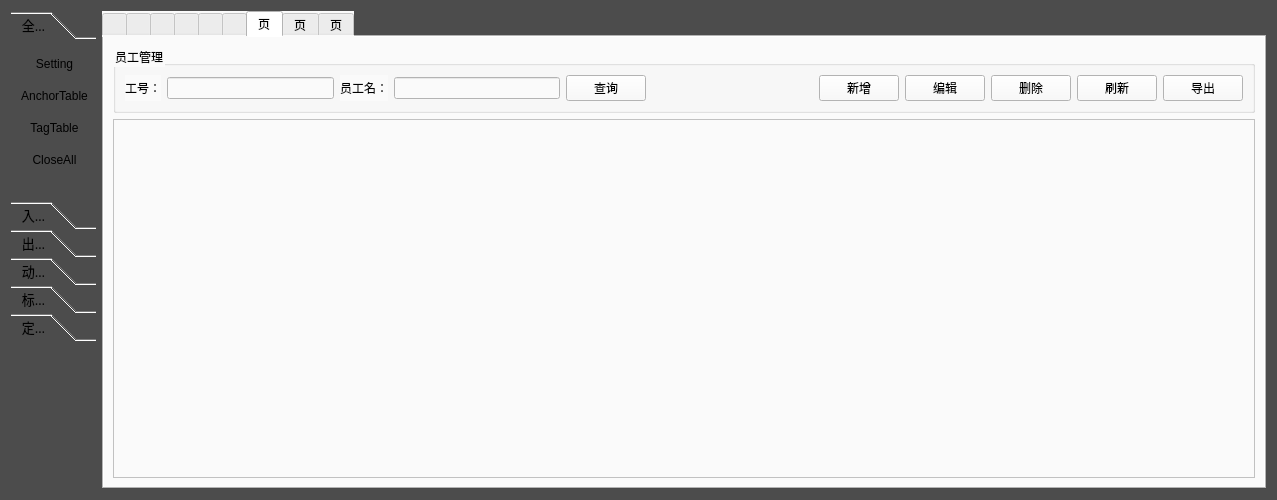
Old version of the form Deca/views/GraphicsWidget.ui in the repository summerfll/wms.
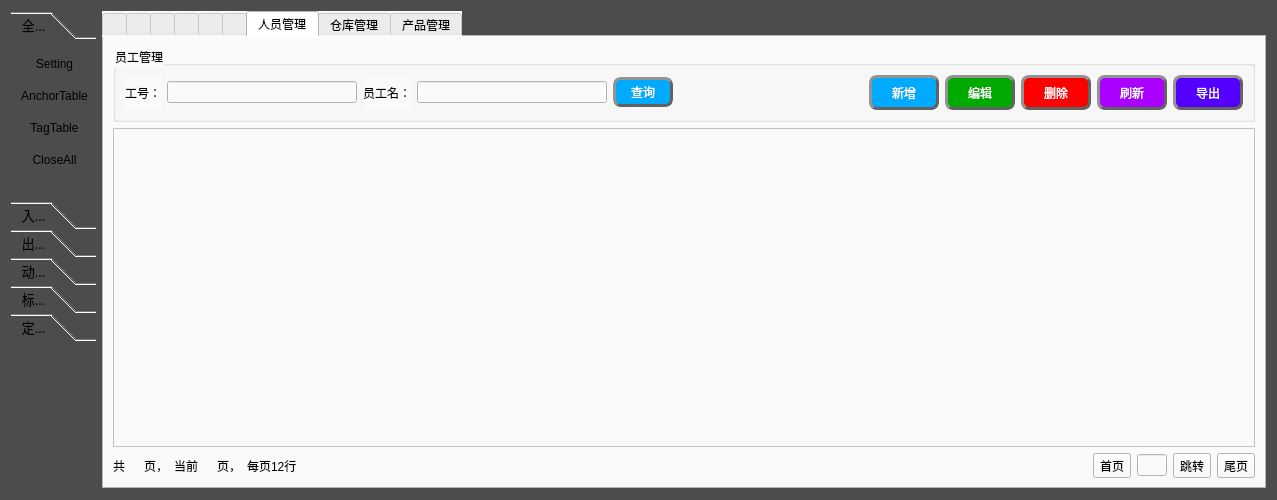
New version of the form. Icons and pictures are not drawn. Custom widgets are drawn as their Qt base class.

Commit message: v2.01 新增页码，美化页面，完善人员，仓库，产品三表

Patch:
```diff
--- a/Deca/views/GraphicsWidget.ui
+++ b/Deca/views/GraphicsWidget.ui
@@ -2627,16 +2627,16 @@
      </widget>
      <widget class="QWidget" name="tab_6">
       <attribute name="title">
-       <string>页</string>
+       <string>人员管理</string>
       </attribute>
       <layout class="QGridLayout" name="gridLayout_8">
-       <item row="0" column="0">
+       <item row="0" column="0" rowspan="2">
         <widget class="QGroupBox" name="groupBox_9">
          <property name="title">
           <string>员工管理</string>
          </property>
-         <layout class="QVBoxLayout" name="verticalLayout_12">
-          <item>
+         <layout class="QGridLayout" name="gridLayout_17">
+          <item row="0" column="0">
            <layout class="QHBoxLayout" name="horizontalLayout_4">
             <item>
              <widget class="QLabel" name="label_2">
@@ -2660,6 +2660,30 @@
             </item>
             <item>
              <widget class="QPushButton" name="pushButton_55">
+              <property name="minimumSize">
+               <size>
+                <width>60</width>
+                <height>30</height>
+               </size>
+              </property>
+              <property name="styleSheet">
+               <string notr="true">QPushButton{
+font: 75 10pt &quot;微软雅黑&quot;;
+color:rgb(255, 255, 255);
+background-color: rgb(0, 170, 255);
+border-radius: 8px;
+border: 3px groove rgb(98, 98, 98);
+border-style: outset;
+}
+QPushButton:pressed{
+border-style: inset;
+}
+QPushButton:hover{
+background-color:rgb(255, 170, 0);
+}
+
+</string>
+              </property>
               <property name="text">
                <string>查询</string>
               </property>
@@ -2680,6 +2704,30 @@
             </item>
             <item>
              <widget class="QPushButton" name="pushButton_54">
+              <property name="minimumSize">
+               <size>
+                <width>70</width>
+                <height>35</height>
+               </size>
+              </property>
+              <property name="styleSheet">
+               <string notr="true">QPushButton{
+font: 75 12pt &quot;微软雅黑&quot;;
+color:rgb(255, 255, 255);
+background-color: rgb(0, 170, 255);
+border-radius: 8px;
+border: 3px groove rgb(98, 98, 98);
+border-style: outset;
+}
+QPushButton:pressed{
+border-style: inset;
+}
+QPushButton:hover{
+background-color:rgb(255, 170, 0);
+}
+
+</string>
+              </property>
               <property name="text">
                <string>新增</string>
               </property>
@@ -2687,6 +2735,30 @@
             </item>
             <item>
              <widget class="QPushButton" name="pushButton_53">
+              <property name="minimumSize">
+               <size>
+                <width>70</width>
+                <height>35</height>
+               </size>
+              </property>
+              <property name="styleSheet">
+               <string notr="true">QPushButton{
+font: 75 12pt &quot;微软雅黑&quot;;
+color:rgb(255, 255, 255);
+background-color: rgb(0, 170, 0);
+border-radius: 8px;
+border: 3px groove rgb(98, 98, 98);
+border-style: outset;
+}
+QPushButton:pressed{
+border-style: inset;
+}
+QPushButton:hover{
+background-color:rgb(255, 170, 0);
+}
+
+</string>
+              </property>
               <property name="text">
                <string>编辑</string>
               </property>
@@ -2694,6 +2766,30 @@
             </item>
             <item>
              <widget class="QPushButton" name="pushButton_52">
+              <property name="minimumSize">
+               <size>
+                <width>70</width>
+                <height>35</height>
+               </size>
+              </property>
+              <property name="styleSheet">
+               <string notr="true">QPushButton{
+font: 75 12pt &quot;微软雅黑&quot;;
+color:rgb(255, 255, 255);
+background-color:rgb(255, 0, 0);
+border-radius: 8px;
+border: 3px groove rgb(98, 98, 98);
+border-style: outset;
+}
+QPushButton:pressed{
+border-style: inset;
+}
+QPushButton:hover{
+background-color:rgb(255, 170, 0);
+}
+
+</string>
+              </property>
               <property name="text">
                <string>删除</string>
               </property>
@@ -2701,6 +2797,30 @@
             </item>
             <item>
              <widget class="QPushButton" name="pushButton_50">
+              <property name="minimumSize">
+               <size>
+                <width>70</width>
+                <height>35</height>
+               </size>
+              </property>
+              <property name="styleSheet">
+               <string notr="true">QPushButton{
+font: 75 12pt &quot;微软雅黑&quot;;
+color:rgb(255, 255, 255);
+background-color:rgb(170, 0, 255);
+border-radius: 8px;
+border: 3px groove rgb(98, 98, 98);
+border-style: outset;
+}
+QPushButton:pressed{
+border-style: inset;
+}
+QPushButton:hover{
+background-color:rgb(255, 170, 0);
+}
+
+</string>
+              </property>
               <property name="text">
                <string>刷新</string>
               </property>
@@ -2708,6 +2828,30 @@
             </item>
             <item>
              <widget class="QPushButton" name="pushButton_51">
+              <property name="minimumSize">
+               <size>
+                <width>70</width>
+                <height>35</height>
+               </size>
+              </property>
+              <property name="styleSheet">
+               <string notr="true">QPushButton{
+font: 75 12pt &quot;微软雅黑&quot;;
+color:rgb(255, 255, 255);
+background-color:rgb(85, 0, 255);
+border-radius: 8px;
+border: 3px groove rgb(98, 98, 98);
+border-style: outset;
+}
+QPushButton:pressed{
+border-style: inset;
+}
+QPushButton:hover{
+background-color:rgb(255, 170, 0);
+}
+
+</string>
+              </property>
               <property name="text">
                <string>导出</string>
               </property>
@@ -2718,14 +2862,125 @@
          </layout>
         </widget>
        </item>
-       <item row="1" column="0">
-        <widget class="QTableView" name="tableView_8"/>
+       <item row="2" column="0">
+        <widget class="QTableView" name="tableView_8">
+         <property name="layoutDirection">
+          <enum>Qt::LeftToRight</enum>
+         </property>
+         <property name="styleSheet">
+          <string notr="true">selection-background-color: rgb(170, 0, 127);
+font: 75 12pt &quot;微软雅黑&quot;;</string>
+         </property>
+         <property name="textElideMode">
+          <enum>Qt::ElideMiddle</enum>
+         </property>
+         <property name="gridStyle">
+          <enum>Qt::SolidLine</enum>
+         </property>
+        </widget>
+       </item>
+       <item row="3" column="0">
+        <layout class="QHBoxLayout" name="horizontalLayout_26">
+         <item>
+          <widget class="QLabel" name="label_21">
+           <property name="text">
+            <string>共</string>
+           </property>
+          </widget>
+         </item>
+         <item>
+          <widget class="QLabel" name="label_22">
+           <property name="text">
+            <string/>
+           </property>
+          </widget>
+         </item>
+         <item>
+          <widget class="QLabel" name="label_18">
+           <property name="text">
+            <string>页，</string>
+           </property>
+          </widget>
+         </item>
+         <item>
+          <widget class="QLabel" name="label_20">
+           <property name="text">
+            <string>当前</string>
+           </property>
+          </widget>
+         </item>
+         <item>
+          <widget class="QLabel" name="label_23">
+           <property name="text">
+            <string/>
+           </property>
+          </widget>
+         </item>
+         <item>
+          <widget class="QLabel" name="label_24">
+           <property name="text">
+            <string>页，</string>
+           </property>
+          </widget>
+         </item>
+         <item>
+          <widget class="QLabel" name="label_19">
+           <property name="text">
+            <string>每页12行</string>
+           </property>
+          </widget>
+         </item>
+         <item>
+          <spacer name="horizontalSpacer_14">
+           <property name="orientation">
+            <enum>Qt::Horizontal</enum>
+           </property>
+           <property name="sizeHint" stdset="0">
+            <size>
+             <width>40</width>
+             <height>20</height>
+            </size>
+           </property>
+          </spacer>
+         </item>
+         <item>
+          <widget class="QToolButton" name="toolButton">
+           <property name="text">
+            <string>首页</string>
+           </property>
+          </widget>
+         </item>
+         <item>
+          <widget class="QLineEdit" name="lineEdit_18">
+           <property name="maximumSize">
+            <size>
+             <width>30</width>
+             <height>16777215</height>
+            </size>
+           </property>
+          </widget>
+         </item>
+         <item>
+          <widget class="QToolButton" name="toolButton_3">
+           <property name="text">
+            <string>跳转</string>
+           </property>
+          </widget>
+         </item>
+         <item>
+          <widget class="QToolButton" name="toolButton_2">
+           <property name="text">
+            <string>尾页</string>
+           </property>
+          </widget>
+         </item>
+        </layout>
        </item>
       </layout>
      </widget>
      <widget class="QWidget" name="tab_7">
       <attribute name="title">
-       <string>页</string>
+       <string>仓库管理</string>
       </attribute>
       <layout class="QGridLayout" name="gridLayout_15">
        <item row="0" column="0">
@@ -2823,7 +3078,7 @@
      </widget>
      <widget class="QWidget" name="tab_8">
       <attribute name="title">
-       <string>页</string>
+       <string>产品管理</string>
       </attribute>
       <layout class="QGridLayout" name="gridLayout_16">
        <item row="0" column="0">
```
Left out of the diff: 471 changed lines with no effect on the pictures. The commit also changes 31 other files.
